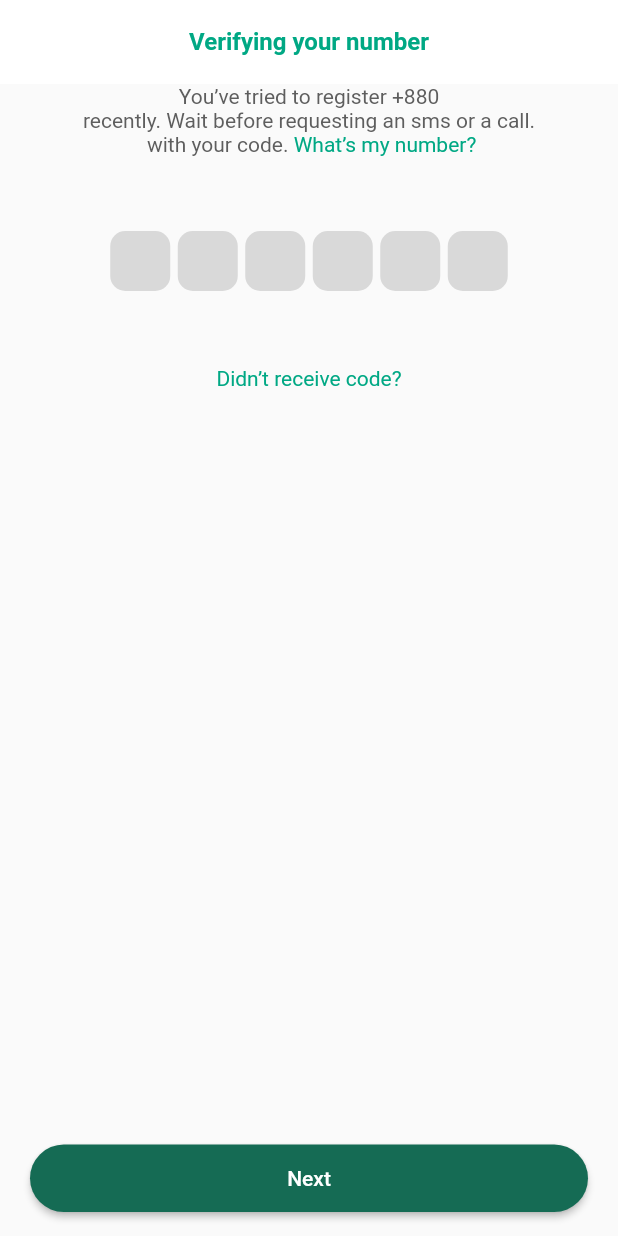
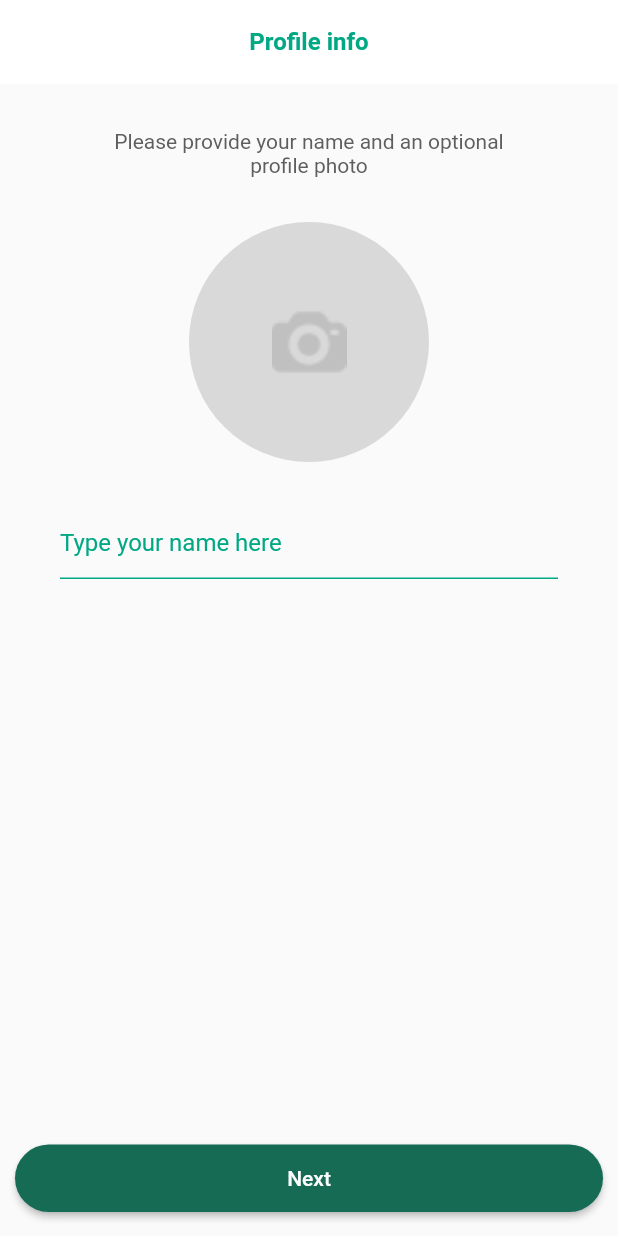
Before and after one commit to DxDForge/Whatsapp-Ui, a Flutter app: the OtpScreen screen opened directly with empty values, after a tap on "Next", on a phone screen of 412 x 824 dp. Run offline on Flutter 3.47's test engine with Material 3 defaults, Android fonts, the phone set to English and light mode, and no system bars; our stand-ins replace image_picker.

Commit message:
pick profile image feature

```diff
--- a/lib/screen/otp_screen.dart
+++ b/lib/screen/otp_screen.dart
@@ -1,4 +1,5 @@
 import 'package:flutter/material.dart';
+import 'package:whatsapp_clone/screen/profile_screen.dart';
 import 'package:whatsapp_clone/widget/ui_helper.dart';
 
 class OtpScreen extends StatefulWidget {
@@ -83,7 +84,9 @@ class _OtpScreenState extends State<OtpScreen> {
         padding: const EdgeInsets.symmetric(horizontal: 20),
         child: UiHelper.customButton(
           context: context,
-          callback: (){},
+          callback: (){
+            Navigator.push(context, MaterialPageRoute(builder:(context)=> ProfileScreen()));
+          },
           buttonName: 'Next',
           ),
       ),
--- /dev/null
+++ b/lib/screen/profile_screen.dart
@@ -0,0 +1,147 @@
+import 'dart:io';
+import 'package:flutter/material.dart';
+import 'package:image_picker/image_picker.dart';
+import 'package:whatsapp_clone/home_screen.dart';
+import 'package:whatsapp_clone/widget/ui_helper.dart';
+
+class ProfileScreen extends StatefulWidget {
+  static const Color primaryColor = Color(0xFF00A884);
+  static const Color avatarBgColor = Color(0xFFD9D9D9);
+
+  @override
+  State<ProfileScreen> createState() => _ProfileScreenState();
+}
+
+class _ProfileScreenState extends State<ProfileScreen> {
+  final TextEditingController controller = TextEditingController();
+  File? imagePicked;
+  final ImagePicker _picker = ImagePicker();
+
+  @override
+  Widget build(BuildContext context) {
+    return Scaffold(
+      appBar: AppBar(
+        title: UiHelper.customText(
+          text: 'Profile info',
+          fontSize: 16,
+          color: ProfileScreen.primaryColor,
+          fontWeight: FontWeight.bold,
+        ),
+        elevation: 0,
+        backgroundColor: Colors.white,
+        centerTitle: true,
+      ),
+      body: Center(
+        child: Column(
+          children: [
+            const SizedBox(height: 30),
+            UiHelper.customText(
+              text: 'Please provide your name and an optional',
+              fontSize: 14,
+            ),
+            UiHelper.customText(
+              text: 'profile photo',
+              fontSize: 14,
+            ),
+            const SizedBox(height: 30),
+
+            // Profile pic --------------------------------
+            GestureDetector(
+              onTap: () => _optionPopUp(context),
+              child: imagePicked == null
+                  ? CircleAvatar(
+                      radius: 80,
+                      backgroundColor: ProfileScreen.avatarBgColor,
+                      child: Image.asset(
+                        'assets/images/camera.png',
+                        height: 50,
+                        fit: BoxFit.cover,
+                      ),
+                    )
+                  : CircleAvatar(
+                      radius: 80,
+                      backgroundImage: FileImage(imagePicked!),
+                    ),
+            ),
+            const SizedBox(height: 30),
+            Padding(
+              padding: const EdgeInsets.symmetric(horizontal: 40),
+              child: TextField(
+                controller: controller,
+                decoration: const InputDecoration(
+                  hintText: 'Type your name here',
+                  hintStyle: TextStyle(color: ProfileScreen.primaryColor),
+                  border: UnderlineInputBorder(
+                    borderSide: BorderSide(color: ProfileScreen.primaryColor),
+                  ),
+                  enabledBorder: UnderlineInputBorder(
+                    borderSide: BorderSide(color: ProfileScreen.primaryColor),
+                  ),
+                  focusedBorder: UnderlineInputBorder(
+                    borderSide: BorderSide(color: ProfileScreen.primaryColor),
+                  ),
+                ),
+              ),
+            ),
+          ],
+        ),
+      ),
+      floatingActionButton: UiHelper.customButton(
+        context: context,
+        callback: () {
+          Navigator.push(
+            context,
+            MaterialPageRoute(builder: (context) => const HomeScreen()),
+          );
+        },
+        buttonName: 'Next',
+      ),
+      floatingActionButtonLocation:FloatingActionButtonLocation.centerFloat,
+    );
+  }
+
+  void _optionPopUp(BuildContext context) {
+    showModalBottomSheet(
+      context: context,
+      builder: (BuildContext context) {
+        return Padding(
+          padding: const EdgeInsets.symmetric(vertical: 20),
+          child: Column(
+            mainAxisSize: MainAxisSize.min,
+            children: [
+              ListTile(
+                leading: const Icon(Icons.camera),
+                title: const Text('Camera'),
+                onTap: () {
+                  Navigator.pop(context); // Close the bottom sheet
+                  _pickImage(ImageSource.camera);
+                },
+              ),
+              ListTile(
+                leading: const Icon(Icons.photo_library),
+                title: const Text('Gallery'),
+                onTap: () {
+                  Navigator.pop(context); // Close the bottom sheet
+                  _pickImage(ImageSource.gallery);
+                },
+              ),
+            ],
+          ),
+        );
+      },
+    );
+  }
+
+  Future<void> _pickImage(ImageSource source) async {
+    try {
+      final pickedImage = await _picker.pickImage(source: source);
+      if (pickedImage != null) {
+        setState(() {
+          imagePicked = File(pickedImage.path);
+        });
+      }
+    } catch (e) {
+      print('Error picking image: $e');
+    }
+  }
+}
--- a/pubspec.yaml
+++ b/pubspec.yaml
@@ -35,6 +35,8 @@ dependencies:
   # The following adds the Cupertino Icons font to your application.
   # Use with the CupertinoIcons class for iOS style icons.
   cupertino_icons: ^1.0.8
+  image_picker: ^1.1.2
+
 
 dev_dependencies:
   flutter_test:
```
Also changed, not shown: lib/home_screen.dart (added, +22 -0 lines), assets/images/emoje.png (added), pubspec.lock, 5 other files.
